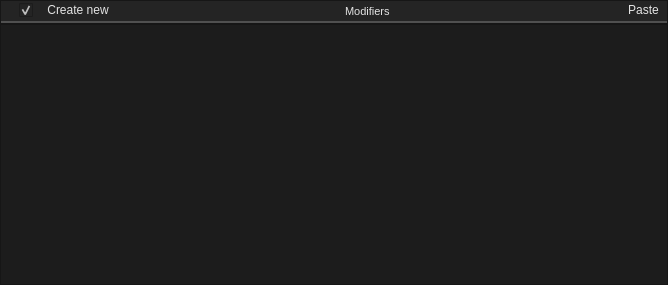
Old version of the form src/editors/smartprop_editor/properties_group_frame.ui in the repository dertwist/Hammer5Tools.
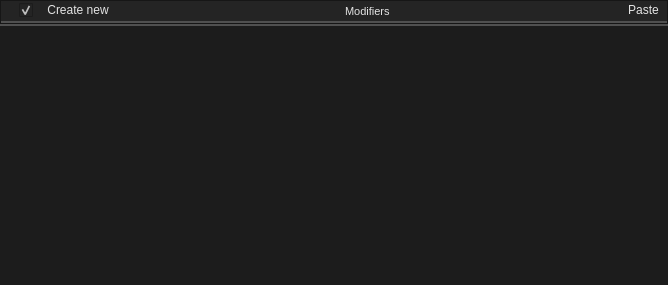
New version of the form. Icons and pictures are not drawn.

Commit message: style(widgets): enhance custom controls, UI form frames, and loading editor viewport

Patch:
```diff
--- a/src/editors/smartprop_editor/properties_group_frame.ui
+++ b/src/editors/smartprop_editor/properties_group_frame.ui
@@ -292,11 +292,14 @@
    </item>
    <item>
     <widget class="QFrame" name="frame_layout">
+     <property name="styleSheet">
+      <string notr="true">QFrame#frame_layout { border: 0px; border-top: 2px solid rgba(80, 80, 80, 255); }</string>
+     </property>
      <property name="focusPolicy">
       <enum>Qt::FocusPolicy::StrongFocus</enum>
      </property>
      <property name="frameShape">
-      <enum>QFrame::Shape::StyledPanel</enum>
+      <enum>QFrame::Shape::NoFrame</enum>
      </property>
      <property name="frameShadow">
       <enum>QFrame::Shadow::Raised</enum>
```
The commit also changes 6 other files.
